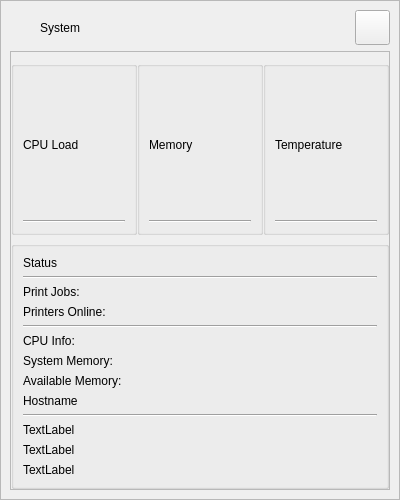
DigitalArtifex/Flo, file widgets/system/systemwidget.ui: the form before one commit.
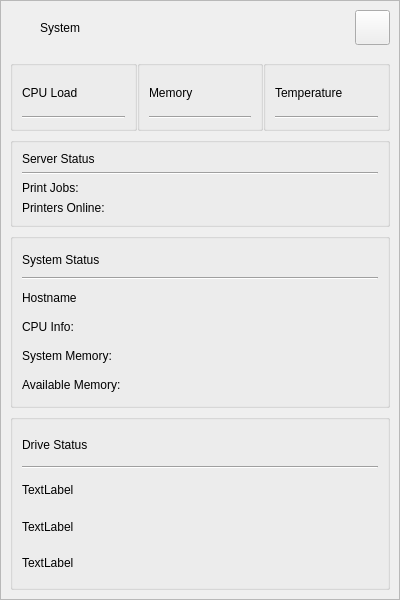
The form after the commit.

Diff of the .ui file:
```diff
--- a/widgets/system/systemwidget.ui
+++ b/widgets/system/systemwidget.ui
@@ -7,19 +7,19 @@
     <x>0</x>
     <y>0</y>
     <width>400</width>
-    <height>500</height>
+    <height>600</height>
    </rect>
   </property>
   <property name="minimumSize">
    <size>
     <width>400</width>
-    <height>500</height>
+    <height>600</height>
    </size>
   </property>
   <property name="maximumSize">
    <size>
     <width>400</width>
-    <height>500</height>
+    <height>600</height>
    </size>
   </property>
   <property name="windowTitle">
@@ -107,10 +107,10 @@
       <item row="1" column="0" colspan="3">
        <widget class="QFrame" name="systemWidgetContents">
         <property name="frameShape">
-         <enum>QFrame::StyledPanel</enum>
+         <enum>QFrame::NoFrame</enum>
         </property>
         <property name="frameShadow">
-         <enum>QFrame::Raised</enum>
+         <enum>QFrame::Plain</enum>
         </property>
         <layout class="QGridLayout" name="gridLayout_46">
          <property name="leftMargin">
@@ -215,7 +215,7 @@
             <item>
              <widget class="QLabel" name="label_13">
               <property name="text">
-               <string>Status</string>
+               <string>Server Status</string>
               </property>
              </widget>
             </item>
@@ -250,40 +250,89 @@
               </property>
              </widget>
             </item>
-            <item>
-             <widget class="Line" name="line">
+           </layout>
+          </widget>
+         </item>
+        </layout>
+       </widget>
+      </item>
+      <item row="3" column="0" colspan="3">
+       <widget class="QGroupBox" name="groupBox">
+        <property name="title">
+         <string/>
+        </property>
+        <layout class="QGridLayout" name="gridLayout_2">
+         <item row="4" column="0">
+          <widget class="QLabel" name="driveCapacityLabel">
+           <property name="text">
+            <string>TextLabel</string>
+           </property>
+          </widget>
+         </item>
+         <item row="2" column="0">
+          <widget class="QLabel" name="driveFreeLabel">
+           <property name="text">
+            <string>TextLabel</string>
+           </property>
+          </widget>
+         </item>
+         <item row="3" column="0">
+          <widget class="QLabel" name="driveUsedLabel">
+           <property name="text">
+            <string>TextLabel</string>
+           </property>
+          </widget>
+         </item>
+         <item row="0" column="0">
+          <widget class="QLabel" name="label_2">
+           <property name="text">
+            <string>Drive Status</string>
+           </property>
+          </widget>
+         </item>
+         <item row="1" column="0">
+          <widget class="Line" name="line_2">
               <property name="orientation">
                <enum>Qt::Horizontal</enum>
               </property>
              </widget>
             </item>
-            <item>
-             <widget class="QLabel" name="cpuInfoLabel">
-              <property name="font">
-               <font>
-                <bold>false</bold>
-               </font>
-              </property>
-              <property name="text">
-               <string>CPU Info:</string>
-              </property>
-             </widget>
-            </item>
-            <item>
+        </layout>
+       </widget>
+      </item>
+      <item row="2" column="0" colspan="3">
+       <widget class="QGroupBox" name="groupBox_2">
+        <property name="title">
+         <string/>
+        </property>
+        <layout class="QGridLayout" name="gridLayout_3">
+         <item row="4" column="0">
              <widget class="QLabel" name="memoryCapacityLabel">
               <property name="text">
                <string>System Memory:</string>
               </property>
              </widget>
             </item>
-            <item>
-             <widget class="QLabel" name="memoryAvailableLabel">
+         <item row="3" column="0">
+          <widget class="QLabel" name="cpuInfoLabel">
+           <property name="font">
+            <font>
+             <bold>false</bold>
+            </font>
+           </property>
               <property name="text">
-               <string>Available Memory:</string>
+            <string>CPU Info:</string>
               </property>
              </widget>
             </item>
-            <item>
+         <item row="0" column="0">
+          <widget class="QLabel" name="label">
+           <property name="text">
+            <string>System Status</string>
+           </property>
+          </widget>
+         </item>
+         <item row="2" column="0">
              <widget class="QLabel" name="hostnameLabel">
               <property name="font">
                <font>
@@ -295,35 +344,18 @@
               </property>
              </widget>
             </item>
-            <item>
-             <widget class="Line" name="line_2">
+         <item row="5" column="0">
+          <widget class="QLabel" name="memoryAvailableLabel">
+           <property name="text">
+            <string>Available Memory:</string>
+           </property>
+          </widget>
+         </item>
+         <item row="1" column="0">
+          <widget class="Line" name="line">
               <property name="orientation">
                <enum>Qt::Horizontal</enum>
               </property>
-             </widget>
-            </item>
-            <item>
-             <widget class="QLabel" name="label">
-              <property name="text">
-               <string>TextLabel</string>
-              </property>
-             </widget>
-            </item>
-            <item>
-             <widget class="QLabel" name="label_4">
-              <property name="text">
-               <string>TextLabel</string>
-              </property>
-             </widget>
-            </item>
-            <item>
-             <widget class="QLabel" name="label_5">
-              <property name="text">
-               <string>TextLabel</string>
-              </property>
-             </widget>
-            </item>
-           </layout>
           </widget>
          </item>
         </layout>
```
Left out of the diff: 44 changed lines with no effect on the pictures. Lines whose indentation alone changed are shown as unchanged.
